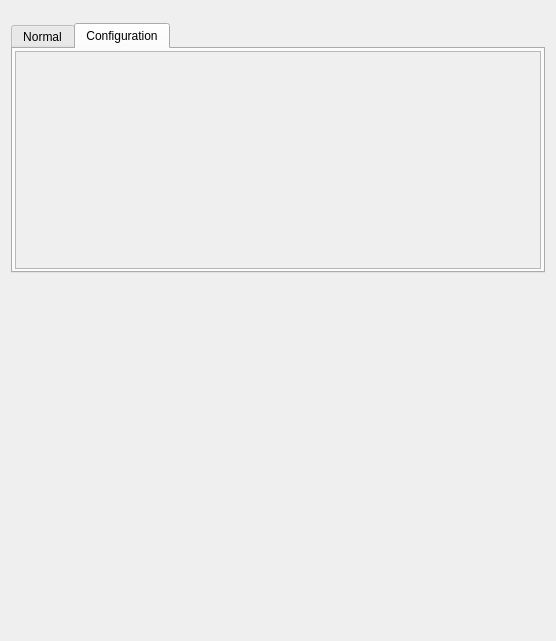
Qt form typhos/ui/devices/PositionerBase.detailed.ui (pcdshub/typhos) before a commit.
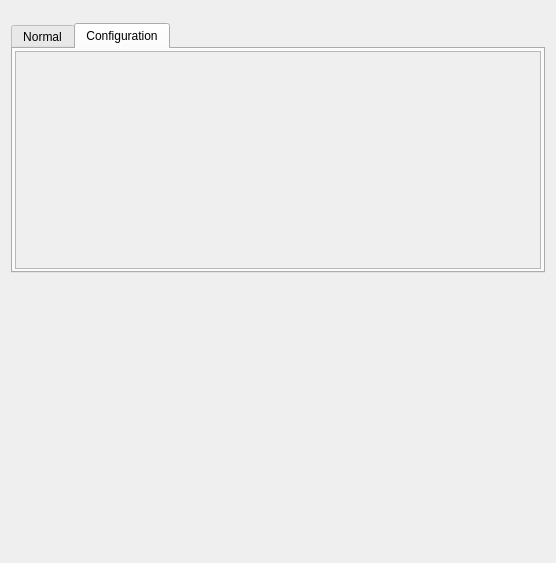
The same form after that commit. The open tabs and pages were chosen to show the change. Custom widgets are drawn as their Qt base class.

Commit message: ENH: nitpicking layouts

What changed in the file:
```diff
--- a/typhos/ui/devices/PositionerBase.detailed.ui
+++ b/typhos/ui/devices/PositionerBase.detailed.ui
@@ -7,7 +7,7 @@
     <x>0</x>
     <y>0</y>
     <width>556</width>
-    <height>641</height>
+    <height>563</height>
    </rect>
   </property>
   <property name="sizePolicy">
```
Left out of the diff: 12 changed lines with no effect on the pictures. The commit also changes 3 other files.
